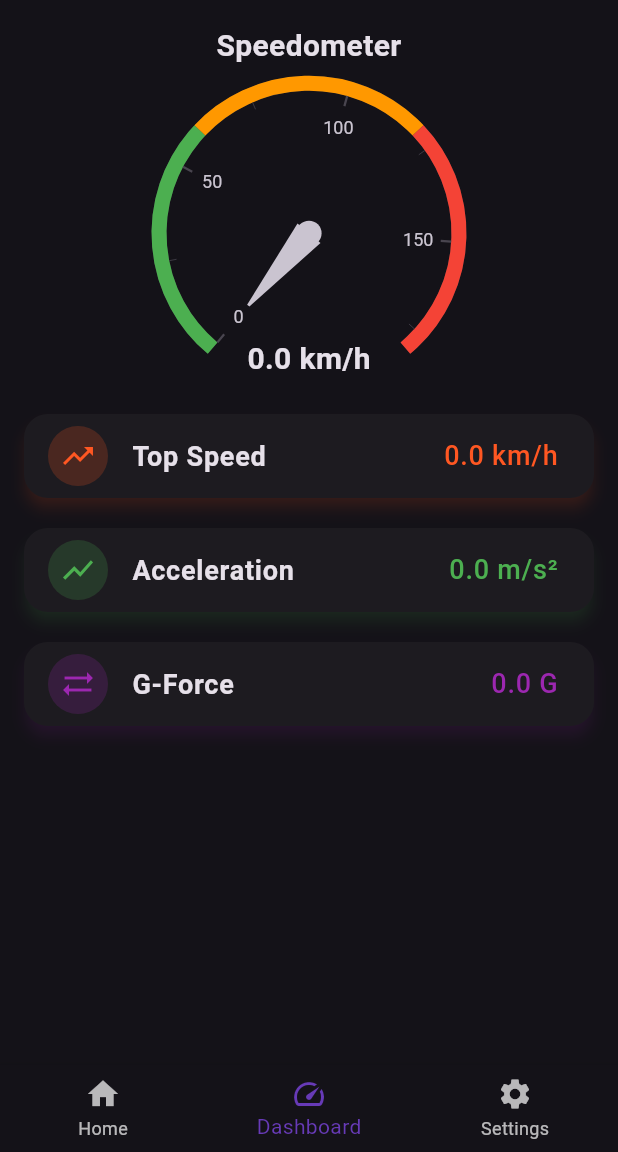
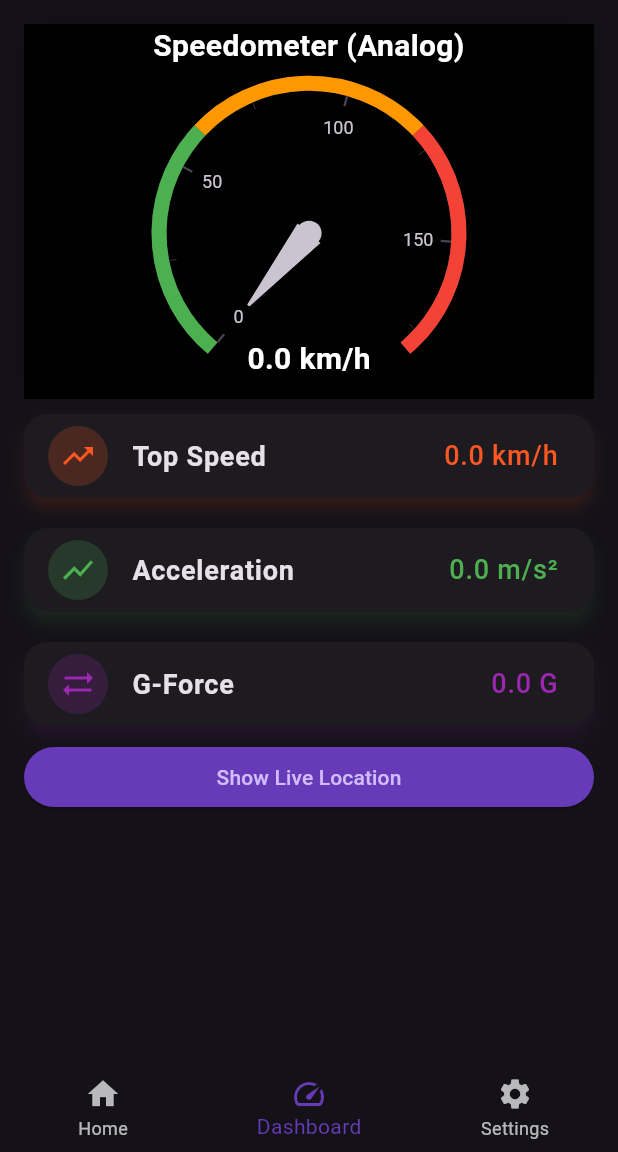
Before and after one commit to JOSH-A10/Supra, a Flutter app: the screen it shows after launch, item 2 of the bottom bar chosen, on a phone screen of 412 x 824 dp, the part 84-1236 px from its top. Run offline on Flutter 3.47's test engine with Material 3 defaults, Android fonts, the phone set to English and light mode, and no system bars; drawn by our look-alikes of syncfusion_flutter_gauges; our stand-ins replace firebase_core, firebase_database; accounts and stored records are empty.

Commit message:
initial commit

```diff
--- a/lib/dashboard_screen.dart
+++ b/lib/dashboard_screen.dart
@@ -1,9 +1,11 @@
 import 'package:flutter/material.dart';
+import 'package:firebase_core/firebase_core.dart';
 import 'package:firebase_database/firebase_database.dart';
 import 'package:syncfusion_flutter_gauges/gauges.dart';
+import 'package:url_launcher/url_launcher.dart';
 
 class DashboardScreen extends StatefulWidget {
-  @override
+
   _DashboardScreenState createState() => _DashboardScreenState();
 }
 
@@ -12,6 +14,8 @@ class _DashboardScreenState extends State<DashboardScreen> {
   double acceleration = 0.0;
   double gforce = 0.0;
   double topSpeed = 0.0;
+
+  bool isAnalog = true;
 
   final DatabaseReference dbRef = FirebaseDatabase.instance.ref("vehicle_data");
 
@@ -31,8 +35,25 @@ class _DashboardScreenState extends State<DashboardScreen> {
     });
   }
 
+  void toggleSpeedometerView() {
+    setState(() {
+      isAnalog = !isAnalog;
+    });
+  }
+
+  void openGoogleMaps(double lat, double lng) async {
+    final Uri url = Uri.parse('https://www.google.com/maps/search/?api=1&query=$lat,$lng');
+    if (await canLaunchUrl(url)) {
+      await launchUrl(url, mode: LaunchMode.externalApplication);
+    } else {
+      throw 'Could not launch Google Maps';
+    }
+  }
+
   @override
   Widget build(BuildContext context) {
+    final isDarkMode = Theme.of(context).brightness == Brightness.dark;
+
     return Scaffold(
       appBar: AppBar(
         title: const Text("Vehicle Monitor Dashboard"),
@@ -42,12 +63,26 @@ class _DashboardScreenState extends State<DashboardScreen> {
       body: ListView(
         padding: const EdgeInsets.all(16.0),
         children: [
-          Container(
+          GestureDetector(
+            onTap: toggleSpeedometerView,
+            child: Container(
               height: 250,
+              decoration: BoxDecoration(
+                borderRadius: BorderRadius.circular(16),
+                color: Colors.deepPurple,
+                boxShadow: [BoxShadow(color: Colors.black26, blurRadius: 8)],
+              ),
+              child: isAnalog
+                  ? Container(
+                color: isDarkMode ? Colors.black : Colors.white,
                 child: SfRadialGauge(
                   title: GaugeTitle(
-                text: 'Speedometer',
-                textStyle: TextStyle(fontSize: 20.0, fontWeight: FontWeight.bold),
+                    text: 'Speedometer (Analog)',
+                    textStyle: TextStyle(
+                      fontSize: 20.0,
+                      fontWeight: FontWeight.bold,
+                      color: isDarkMode ? Colors.white : Colors.black,
+                    ),
                   ),
                   axes: <RadialAxis>[
                     RadialAxis(
@@ -63,8 +98,14 @@ class _DashboardScreenState extends State<DashboardScreen> {
                       ],
                       annotations: <GaugeAnnotation>[
                         GaugeAnnotation(
-                      widget: Text('${speed.toStringAsFixed(1)} km/h',
-                          style: TextStyle(fontSize: 20, fontWeight: FontWeight.bold)),
+                          widget: Text(
+                            '${speed.toStringAsFixed(1)} km/h',
+                            style: TextStyle(
+                              fontSize: 20,
+                              fontWeight: FontWeight.bold,
+                              color: isDarkMode ? Colors.white : Colors.black,
+                            ),
+                          ),
                           angle: 90,
                           positionFactor: 0.8,
                         ),
@@ -72,10 +113,46 @@ class _DashboardScreenState extends State<DashboardScreen> {
                     )
                   ],
                 ),
+              )
+                  : Container(
+                color: isDarkMode ? Colors.black : Colors.white,
+                child: Center(
+                  child: Column(
+                    mainAxisAlignment: MainAxisAlignment.center,
+                    children: [
+                      Icon(Icons.speed, size: 40, color: Colors.deepPurple),
+                      SizedBox(height: 10),
+                      Text(
+                        '${speed.toStringAsFixed(1)} km/h',
+                        style: TextStyle(
+                          fontSize: 36,
+                          fontWeight: FontWeight.bold,
+                          color: isDarkMode ? Colors.white : Colors.deepPurple,
+                        ),
+                      ),
+                      Text(
+                        'Speedometer (Digital)',
+                        style: TextStyle(
+                          fontSize: 16,
+                          color: isDarkMode ? Colors.white70 : Colors.black,
+                        ),
+                      ),
+                    ],
+                  ),
+                ),
+              ),
+            ),
           ),
           buildDataCard("Top Speed", "$topSpeed km/h", Icons.trending_up, Colors.deepOrange),
           buildDataCard("Acceleration", "$acceleration m/s²", Icons.show_chart, Colors.green),
           buildDataCard("G-Force", "$gforce G", Icons.sync_alt, Colors.purple),
+          ElevatedButton(
+            onPressed: () => openGoogleMaps(12.9716, 77.5946), // Example location, replace with dynamic coordinates
+            style: ElevatedButton.styleFrom(
+              backgroundColor: Colors.deepPurple, // Use backgroundColor instead of primary
+            ),
+            child: Text('Show Live Location'),
+          ),
         ],
       ),
     );
```
Also changed, not shown: pubspec.yaml (+7 -4 lines), pubspec.lock, 6 other files. Lines whose indentation alone changed are shown as unchanged.
